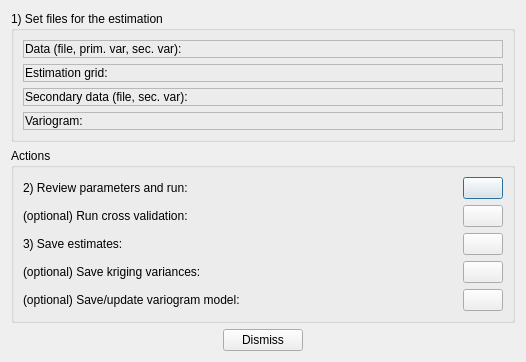
Before: the Qt Designer form dialogs/krigingdialog.ui in PauloCarvalhoRJ/gammaray, drawn with Qt 5.
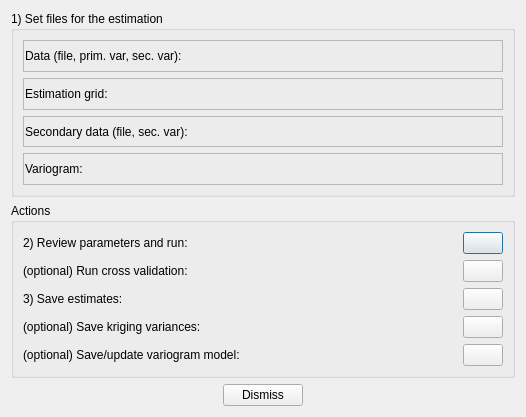
After: the same form once the commit is applied. Icons and pictures are not drawn.

Diff of the .ui file:
```diff
--- a/dialogs/krigingdialog.ui
+++ b/dialogs/krigingdialog.ui
@@ -7,7 +7,7 @@
     <x>0</x>
     <y>0</y>
     <width>526</width>
-    <height>351</height>
+    <height>417</height>
    </rect>
   </property>
   <property name="windowTitle">
```
Left out of the diff: 56 changed lines with no effect on the pictures.
